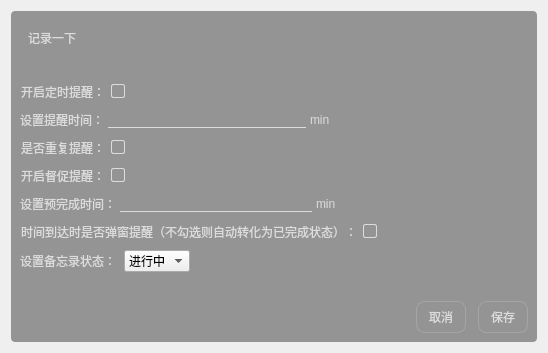
Before: the Qt Designer form src/dialogs/edittextdialog.ui in LazyStars/Memo, drawn with Qt 5.
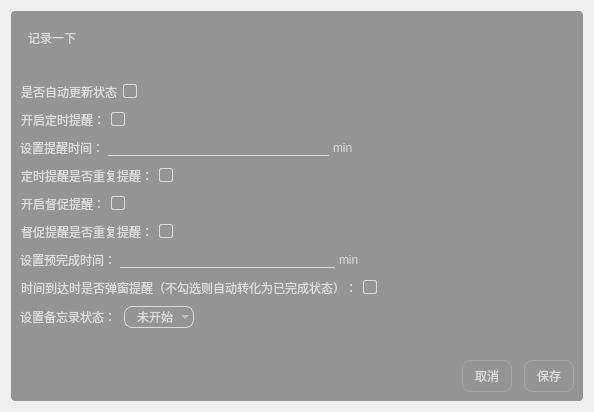
After: the same form once the commit is applied. The open tabs and pages were chosen to show the change. Icons and pictures are not drawn.

Diff of the .ui file:
```diff
--- a/src/dialogs/edittextdialog.ui
+++ b/src/dialogs/edittextdialog.ui
@@ -6,8 +6,8 @@
    <rect>
     <x>0</x>
     <y>0</y>
-    <width>548</width>
-    <height>353</height>
+    <width>594</width>
+    <height>412</height>
    </rect>
   </property>
   <property name="windowTitle">
@@ -334,6 +334,33 @@
           <property name="bottomMargin">
            <number>0</number>
           </property>
+          <item>
+           <layout class="QHBoxLayout" name="horizontalLayout_12">
+            <item>
+             <widget class="QCheckBox" name="cb_update">
+              <property name="layoutDirection">
+               <enum>Qt::RightToLeft</enum>
+              </property>
+              <property name="text">
+               <string>是否自动更新状态</string>
+              </property>
+             </widget>
+            </item>
+            <item>
+             <spacer name="horizontalSpacer_11">
+              <property name="orientation">
+               <enum>Qt::Horizontal</enum>
+              </property>
+              <property name="sizeHint" stdset="0">
+               <size>
+                <width>40</width>
+                <height>20</height>
+               </size>
+              </property>
+             </spacer>
+            </item>
+           </layout>
+          </item>
           <item>
            <layout class="QHBoxLayout" name="horizontalLayout_7">
             <property name="spacing">
@@ -437,7 +464,7 @@
                <enum>Qt::RightToLeft</enum>
               </property>
               <property name="text">
-               <string>是否重复提醒：</string>
+               <string>定时提醒是否重复提醒：</string>
               </property>
               <property name="tristate">
                <bool>false</bool>
@@ -486,6 +513,36 @@
             </item>
            </layout>
           </item>
+          <item>
+           <layout class="QHBoxLayout" name="horizontalLayout_13">
+            <item>
+             <widget class="QCheckBox" name="cb_repeat_urge">
+              <property name="layoutDirection">
+               <enum>Qt::RightToLeft</enum>
+              </property>
+              <property name="text">
+               <string>督促提醒是否重复提醒：</string>
+              </property>
+              <property name="tristate">
+               <bool>false</bool>
+              </property>
+             </widget>
+            </item>
+            <item>
+             <spacer name="horizontalSpacer_12">
+              <property name="orientation">
+               <enum>Qt::Horizontal</enum>
+              </property>
+              <property name="sizeHint" stdset="0">
+               <size>
+                <width>40</width>
+                <height>20</height>
+               </size>
+              </property>
+             </spacer>
+            </item>
+           </layout>
+          </item>
           <item>
            <widget class="QWidget" name="widget_2" native="true">
             <layout class="QVBoxLayout" name="verticalLayout_6">
@@ -589,11 +646,37 @@
             </item>
             <item>
              <widget class="QComboBox" name="comboBox_state">
-              <item>
-               <property name="text">
-                <string>进行中</string>
-               </property>
-              </item>
+              <property name="styleSheet">
+               <string notr="true">.QComboBox{
+	border-radius: 8px;
+	background: transparent;
+	color: rgb(220, 220, 220);
+	padding: 2px 2px 2px 12px;
+	border: 1px solid rgb(220, 220, 220);
+}
+
+QComboBox QAbstractItemView{
+	background: #959595;
+    border:1px solid rgba(228,228,228,1);
+    border-radius:0px 0px 5px 5px;
+    outline: 0px;  
+}
+
+QComboBox QAbstractItemView::item{
+	height:36px;
+	color:rgb(220, 220, 220);
+	padding-left:8px;
+	background: transparent;
+}
+QComboBox QAbstractItemView::item:hover{ 
+  background-color:#409CE1;
+  color:#ffffff;
+}
+QComboBox QAbstractItemView::item:selected{
+  background-color:#409CE1;
+  color:#ffffff;
+}</string>
+              </property>
               <item>
                <property name="text">
                 <string>未开始</string>
```
Left out of the diff: 17 changed lines with no effect on the pictures.
